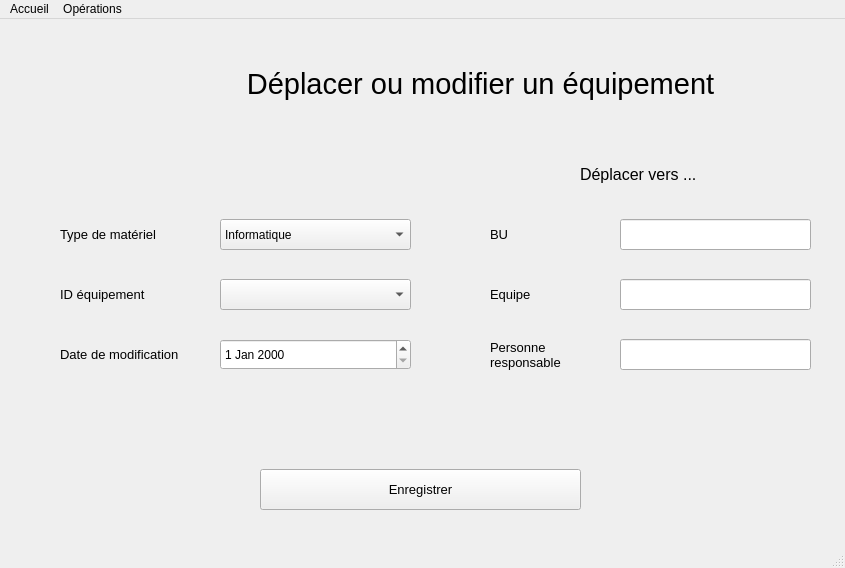
First picture: the form in ui/moveequip.ui, repository ndavi/Hardis-Blockchain, before the edit.
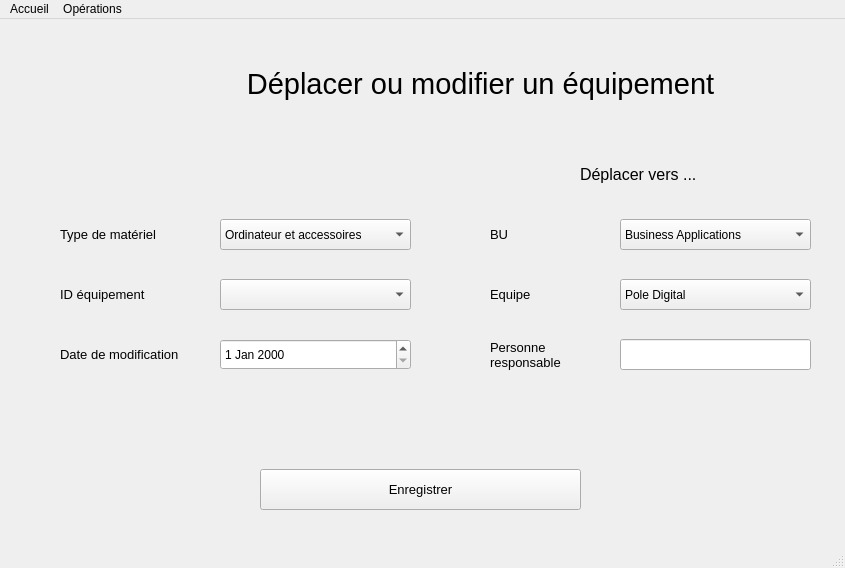
Second picture: the form after the edit. Icons and pictures are not drawn.

```diff
--- a/ui/moveequip.ui
+++ b/ui/moveequip.ui
@@ -118,16 +118,6 @@
      <string>Date de modification</string>
     </property>
    </widget>
-   <widget class="QLineEdit" name="BU">
-    <property name="geometry">
-     <rect>
-      <x>620</x>
-      <y>200</y>
-      <width>191</width>
-      <height>31</height>
-     </rect>
-    </property>
-   </widget>
    <widget class="QPushButton" name="Enregistrer">
     <property name="geometry">
      <rect>
@@ -156,36 +146,6 @@
      <bool>false</bool>
     </property>
    </widget>
-   <widget class="QComboBox" name="type_menu">
-    <property name="geometry">
-     <rect>
-      <x>220</x>
-      <y>200</y>
-      <width>191</width>
-      <height>31</height>
-     </rect>
-    </property>
-    <item>
-     <property name="text">
-      <string>Informatique</string>
-     </property>
-    </item>
-    <item>
-     <property name="text">
-      <string>Téléphonie</string>
-     </property>
-    </item>
-    <item>
-     <property name="text">
-      <string>Cuisine</string>
-     </property>
-    </item>
-    <item>
-     <property name="text">
-      <string>Meuble</string>
-     </property>
-    </item>
-   </widget>
    <widget class="QComboBox" name="IDequipement">
     <property name="geometry">
      <rect>
@@ -292,19 +252,6 @@
      <string>Type de matériel</string>
     </property>
    </widget>
-   <widget class="QLineEdit" name="equipe">
-    <property name="geometry">
-     <rect>
-      <x>620</x>
-      <y>260</y>
-      <width>191</width>
-      <height>31</height>
-     </rect>
-    </property>
-    <property name="text">
-     <string/>
-    </property>
-   </widget>
    <widget class="QLabel" name="equipe_label">
     <property name="geometry">
      <rect>
@@ -323,6 +270,106 @@
      <string>Equipe</string>
     </property>
    </widget>
+   <widget class="QComboBox" name="type_txt">
+    <property name="geometry">
+     <rect>
+      <x>220</x>
+      <y>200</y>
+      <width>191</width>
+      <height>31</height>
+     </rect>
+    </property>
+    <item>
+     <property name="text">
+      <string>Ordinateur et accessoires</string>
+     </property>
+    </item>
+    <item>
+     <property name="text">
+      <string>Bureau</string>
+     </property>
+    </item>
+    <item>
+     <property name="text">
+      <string>Chaise</string>
+     </property>
+    </item>
+    <item>
+     <property name="text">
+      <string>Micro-ondes</string>
+     </property>
+    </item>
+    <item>
+     <property name="text">
+      <string>Cafetière</string>
+     </property>
+    </item>
+   </widget>
+   <widget class="QComboBox" name="type_txt_3">
+    <property name="geometry">
+     <rect>
+      <x>620</x>
+      <y>260</y>
+      <width>191</width>
+      <height>31</height>
+     </rect>
+    </property>
+    <item>
+     <property name="text">
+      <string>Pole Digital</string>
+     </property>
+    </item>
+    <item>
+     <property name="text">
+      <string>Pole TSI</string>
+     </property>
+    </item>
+    <item>
+     <property name="text">
+      <string>Salesforce</string>
+     </property>
+    </item>
+    <item>
+     <property name="text">
+      <string>Indifférent</string>
+     </property>
+    </item>
+   </widget>
+   <widget class="QComboBox" name="type_txt_2">
+    <property name="geometry">
+     <rect>
+      <x>620</x>
+      <y>200</y>
+      <width>191</width>
+      <height>31</height>
+     </rect>
+    </property>
+    <item>
+     <property name="text">
+      <string>Business Applications</string>
+     </property>
+    </item>
+    <item>
+     <property name="text">
+      <string>Business Consulting</string>
+     </property>
+    </item>
+    <item>
+     <property name="text">
+      <string>Cloud Platform</string>
+     </property>
+    </item>
+    <item>
+     <property name="text">
+      <string>Reflex</string>
+     </property>
+    </item>
+    <item>
+     <property name="text">
+      <string>Indifférent</string>
+     </property>
+    </item>
+   </widget>
   </widget>
   <widget class="QMenuBar" name="menubar">
    <property name="geometry">
```
